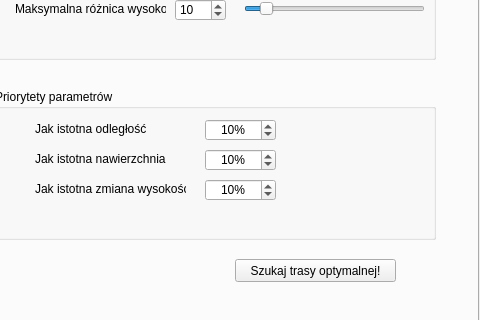
Before: the Qt Designer form mainwindow.ui in jakpor/Trasy_biegaczy, drawn with Qt 5; both pictures show x 327 to 807 and y 164 to 484 of the 955 by 695 pixel window.
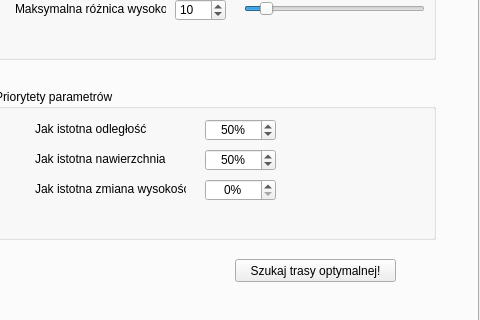
After: the same form once the commit is applied. The open tabs and pages were chosen to show the change. Custom widgets are drawn as their Qt base class.

Diff of the .ui file:
```diff
--- a/mainwindow.ui
+++ b/mainwindow.ui
@@ -945,13 +945,13 @@
         <string>%</string>
        </property>
        <property name="minimum">
-        <number>1</number>
+        <number>0</number>
        </property>
        <property name="maximum">
         <number>100</number>
        </property>
        <property name="value">
-        <number>10</number>
+        <number>50</number>
        </property>
       </widget>
       <widget class="QSpinBox" name="pOdlegloscBox">
@@ -973,13 +973,13 @@
         <string/>
        </property>
        <property name="minimum">
-        <number>1</number>
+        <number>0</number>
        </property>
        <property name="maximum">
         <number>100</number>
        </property>
        <property name="value">
-        <number>10</number>
+        <number>50</number>
        </property>
       </widget>
       <widget class="QLabel" name="label_19">
@@ -1011,13 +1011,13 @@
         <string>%</string>
        </property>
        <property name="minimum">
-        <number>1</number>
+        <number>0</number>
        </property>
        <property name="maximum">
         <number>100</number>
        </property>
        <property name="value">
-        <number>10</number>
+        <number>0</number>
        </property>
       </widget>
      </widget>
```
Left out of the diff: 2 changed lines with no effect on the pictures.
